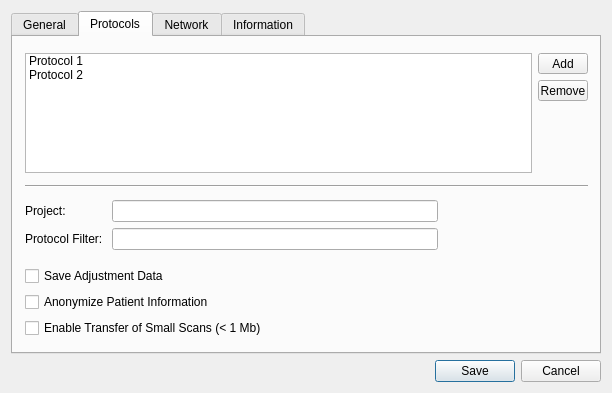
Qt form Client/rds_configurationwindow.ui (WillForan/yarraclient) before a commit.
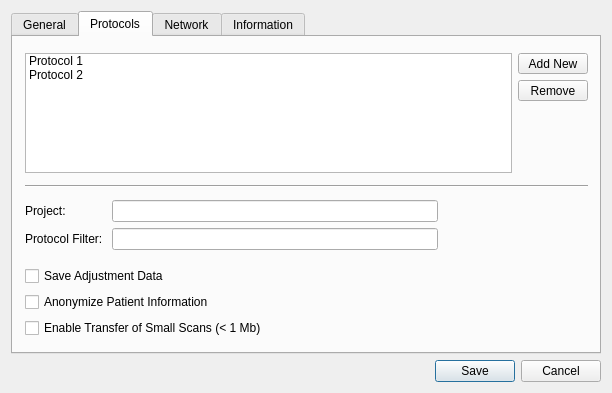
The same form after that commit. The open tabs and pages were chosen to show the change. Icons and pictures are not drawn.

```diff
--- a/Client/rds_configurationwindow.ui
+++ b/Client/rds_configurationwindow.ui
@@ -340,7 +340,7 @@
            </property>
            <property name="minimumSize">
             <size>
-             <width>50</width>
+             <width>70</width>
              <height>0</height>
             </size>
            </property>
@@ -351,7 +351,7 @@
             </size>
            </property>
            <property name="text">
-            <string>Add</string>
+            <string>Add New</string>
            </property>
            <property name="autoRaise">
             <bool>false</bool>
@@ -362,7 +362,7 @@
           <widget class="QToolButton" name="protRemoveButton">
            <property name="minimumSize">
             <size>
-             <width>50</width>
+             <width>70</width>
              <height>0</height>
             </size>
            </property>
```
Left out of the diff: 2 changed lines with no effect on the pictures.
